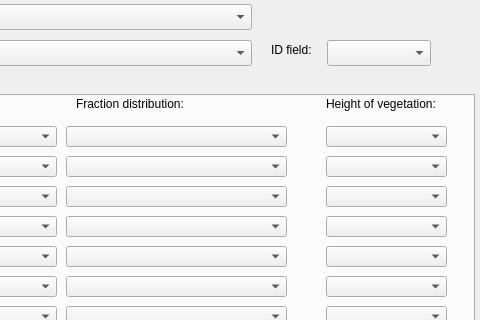
First picture: the form in LCZ_converter_dialog_base.ui, repository natalieth/LCZ_test, before the edit; both pictures show x 369 to 849 and y 0 to 320 of the 849 by 529 pixel window.
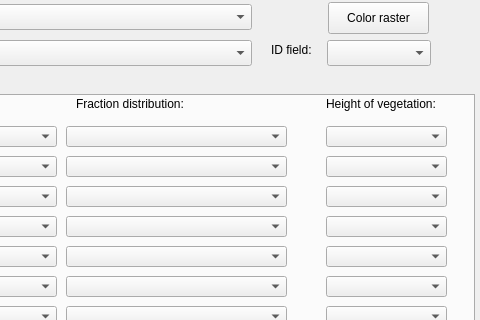
Second picture: the form after the edit.

Commit message: WUDAPT colormap added

```diff
--- a/LCZ_converter_dialog_base.ui
+++ b/LCZ_converter_dialog_base.ui
@@ -2100,6 +2100,19 @@
     <string>Help</string>
    </property>
   </widget>
+  <widget class="QPushButton" name="colorButton">
+   <property name="geometry">
+    <rect>
+     <x>697</x>
+     <y>2</y>
+     <width>101</width>
+     <height>32</height>
+    </rect>
+   </property>
+   <property name="text">
+    <string>Color raster</string>
+   </property>
+  </widget>
  </widget>
  <tabstops>
   <tabstop>comboBox</tabstop>
```
The commit also changes 2 other files.
